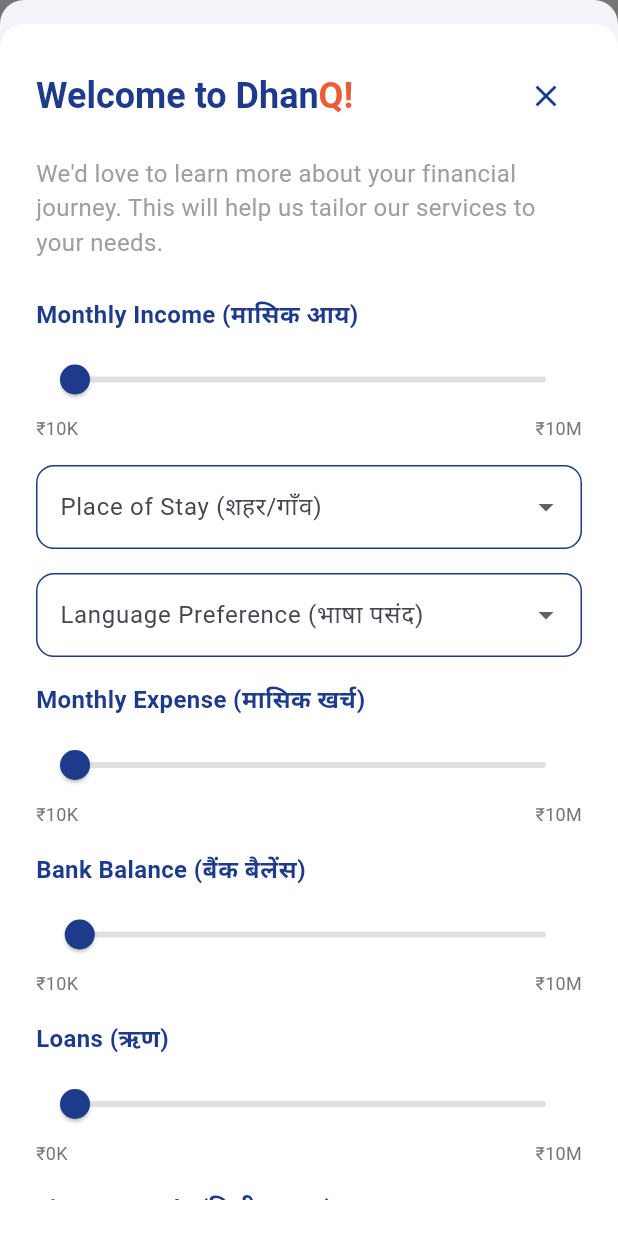
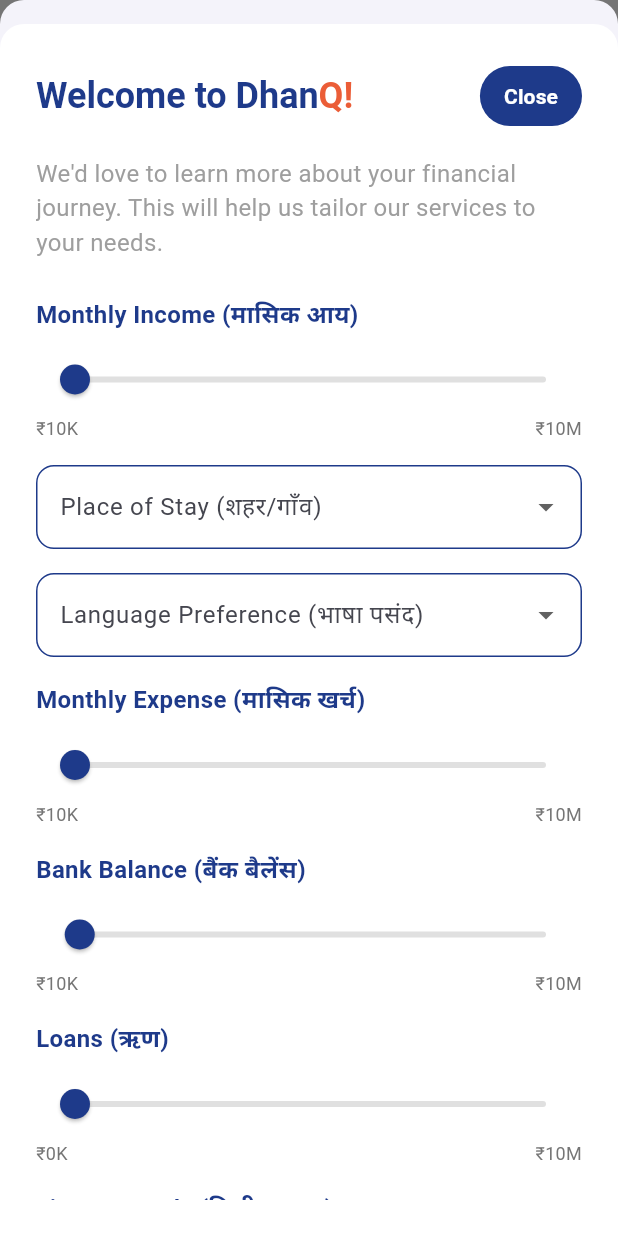
Before and after one commit to lakshmanachimata/dhanq_app, a Flutter app: the HomeScreen screen opened directly, after a tap on "Onboard", on a phone screen of 412 x 824 dp. Run offline on Flutter 3.47's test engine with Material 3 defaults, Android fonts, the phone set to English and light mode, and no system bars; our stand-ins replace shared_preferences; accounts and stored records are empty.

Commit message:
added screens

```diff
--- a/lib/views/home_screen.dart
+++ b/lib/views/home_screen.dart
@@ -162,7 +162,10 @@ class _HomeScreenState extends State<HomeScreen> {
                         borderRadius: BorderRadius.circular(12),
                         side: const BorderSide(color: Color(0xFF1E3A8A)),
                       ),
-                      padding: const EdgeInsets.symmetric(horizontal: 16, vertical: 8),
+                      padding: const EdgeInsets.symmetric(
+                        horizontal: 16,
+                        vertical: 8,
+                      ),
                     ),
                     onPressed: () => _showOnboardSurvey(context, viewModel),
                     child: const Text(
@@ -825,12 +828,25 @@ class _HomeScreenState extends State<HomeScreen> {
                                 ),
                               ),
                             ),
-                            IconButton(
+                            TextButton(
                               onPressed: () => Navigator.pop(context),
-                              icon: const Icon(
-                                Icons.close,
-                                color: Color(0xFF1E3A8A),
-                                size: 24,
+                              style: TextButton.styleFrom(
+                                backgroundColor: const Color(0xFF1E3A8A),
+                                padding: const EdgeInsets.symmetric(
+                                  horizontal: 16,
+                                  vertical: 8,
+                                ),
+                                shape: RoundedRectangleBorder(
+                                  borderRadius: BorderRadius.circular(20),
+                                ),
+                              ),
+                              child: const Text(
+                                'Close',
+                                style: TextStyle(
+                                  color: Colors.white,
+                                  fontWeight: FontWeight.bold,
+                                  fontSize: 14,
+                                ),
                               ),
                             ),
                           ],
@@ -844,7 +860,8 @@ class _HomeScreenState extends State<HomeScreen> {
                         _buildSliderField(
                           label: 'Monthly Income (मासिक आय)',
                           value: monthlyIncome,
-                          onChanged: (val) => setState(() => monthlyIncome = val),
+                          onChanged:
+                              (val) => setState(() => monthlyIncome = val),
                           min: 10000,
                           max: 10000000,
                         ),
@@ -861,7 +878,8 @@ class _HomeScreenState extends State<HomeScreen> {
                         _buildSliderField(
                           label: 'Monthly Expense (मासिक खर्च)',
                           value: monthlyExpense,
-                          onChanged: (val) => setState(() => monthlyExpense = val),
+                          onChanged:
+                              (val) => setState(() => monthlyExpense = val),
                           min: 10000,
                           max: 10000000,
                         ),
@@ -883,7 +901,8 @@ class _HomeScreenState extends State<HomeScreen> {
                           label: 'Finance Goals (वित्तीय लक्ष्य)',
                           options: financeGoals,
                           selectedOptions: selectedGoals,
-                          onChanged: (val) => setState(() => selectedGoals = val),
+                          onChanged:
+                              (val) => setState(() => selectedGoals = val),
                         ),
                         const SizedBox(height: 24),
                         SizedBox(
@@ -906,7 +925,10 @@ class _HomeScreenState extends State<HomeScreen> {
                             },
                             child: const Text(
                               'Complete Onboarding',
-                              style: TextStyle(fontWeight: FontWeight.bold, fontSize: 16),
+                              style: TextStyle(
+                                fontWeight: FontWeight.bold,
+                                fontSize: 16,
+                              ),
                             ),
                           ),
                         ),
@@ -923,7 +945,10 @@ class _HomeScreenState extends State<HomeScreen> {
     );
   }
 
-  Widget _buildSurveyField({required String label, required FormFieldSetter<String> onSaved}) {
+  Widget _buildSurveyField({
+    required String label,
+    required FormFieldSetter<String> onSaved,
+  }) {
     return Padding(
       padding: const EdgeInsets.only(bottom: 16),
       child: TextFormField(
@@ -950,7 +975,11 @@ class _HomeScreenState extends State<HomeScreen> {
     );
   }
 
-  Widget _buildSurveyDropdown({required String label, required List<String> items, required FormFieldSetter<String> onSaved}) {
+  Widget _buildSurveyDropdown({
+    required String label,
+    required List<String> items,
+    required FormFieldSetter<String> onSaved,
+  }) {
     return Padding(
       padding: const EdgeInsets.only(bottom: 16),
       child: DropdownButtonFormField<String>(
@@ -972,7 +1001,10 @@ class _HomeScreenState extends State<HomeScreen> {
           ),
         ),
         validator: (val) => (val == null || val.isEmpty) ? 'Required' : null,
-        items: items.map((e) => DropdownMenuItem(value: e, child: Text(e))).toList(),
+        items:
+            items
+                .map((e) => DropdownMenuItem(value: e, child: Text(e)))
+                .toList(),
         onChanged: (_) {},
         onSaved: onSaved,
       ),
@@ -1026,17 +1058,11 @@ class _HomeScreenState extends State<HomeScreen> {
             children: [
               Text(
                 '₹${(min / 1000).toStringAsFixed(0)}K',
-                style: TextStyle(
-                  fontSize: 12,
-                  color: Colors.grey[600],
-                ),
+                style: TextStyle(fontSize: 12, color: Colors.grey[600]),
               ),
               Text(
                 '₹${(max / 1000000).toStringAsFixed(0)}M',
-                style: TextStyle(
-                  fontSize: 12,
-                  color: Colors.grey[600],
-                ),
+                style: TextStyle(fontSize: 12, color: Colors.grey[600]),
               ),
             ],
           ),
@@ -1072,15 +1098,20 @@ class _HomeScreenState extends State<HomeScreen> {
               border: Border.all(color: const Color(0xFF1E3A8A)),
             ),
             child: Column(
-              children: options.map((option) {
+              children:
+                  options.map((option) {
                     final isSelected = selectedOptions.contains(option);
                     return CheckboxListTile(
                       title: Text(
                         option,
                         style: TextStyle(
                           fontSize: 14,
-                      color: isSelected ? const Color(0xFF1E3A8A) : Colors.black87,
-                      fontWeight: isSelected ? FontWeight.w600 : FontWeight.normal,
+                          color:
+                              isSelected
+                                  ? const Color(0xFF1E3A8A)
+                                  : Colors.black87,
+                          fontWeight:
+                              isSelected ? FontWeight.w600 : FontWeight.normal,
                         ),
                       ),
                       value: isSelected,
@@ -1095,7 +1126,10 @@ class _HomeScreenState extends State<HomeScreen> {
                       },
                       activeColor: const Color(0xFF1E3A8A),
                       checkColor: Colors.white,
-                  contentPadding: const EdgeInsets.symmetric(horizontal: 16, vertical: 4),
+                      contentPadding: const EdgeInsets.symmetric(
+                        horizontal: 16,
+                        vertical: 4,
+                      ),
                       dense: true,
                     );
                   }).toList(),
```
Lines whose indentation alone changed are shown as unchanged.
